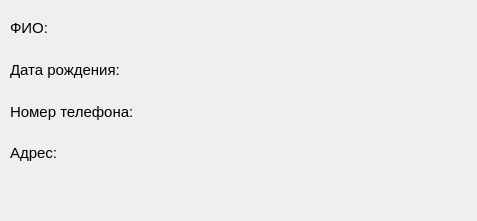
First picture: the form in ui/specialist.ui, repository flexyw1be/DentalProject, before the edit.
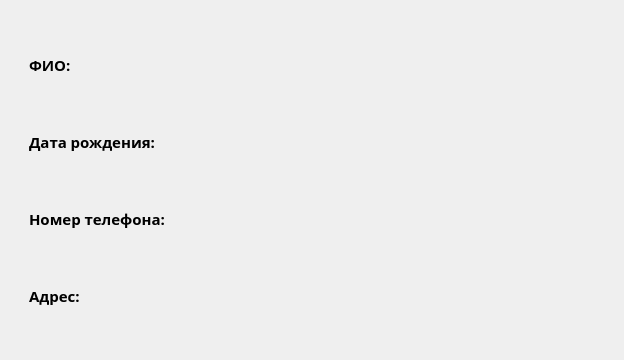
Second picture: the form after the edit.

Diff of the .ui file:
```diff
--- a/ui/specialist.ui
+++ b/ui/specialist.ui
@@ -6,62 +6,43 @@
    <rect>
     <x>0</x>
     <y>0</y>
-    <width>477</width>
-    <height>221</height>
+    <width>624</width>
+    <height>360</height>
    </rect>
   </property>
   <property name="windowTitle">
    <string>MainWindow</string>
   </property>
   <widget class="QWidget" name="centralwidget">
-   <widget class="QWidget" name="gridLayoutWidget">
-    <property name="geometry">
-     <rect>
-      <x>10</x>
-      <y>10</y>
-      <width>441</width>
-      <height>161</height>
-     </rect>
-    </property>
+   <layout class="QGridLayout" name="gridLayout_2">
+    <item row="2" column="1">
+     <spacer name="verticalSpacer">
+      <property name="orientation">
+       <enum>Qt::Vertical</enum>
+      </property>
+      <property name="sizeType">
+       <enum>QSizePolicy::Fixed</enum>
+      </property>
+      <property name="sizeHint" stdset="0">
+       <size>
+        <width>20</width>
+        <height>20</height>
+       </size>
+      </property>
+     </spacer>
+    </item>
+    <item row="1" column="1">
     <layout class="QGridLayout" name="gridLayout">
-     <item row="1" column="0">
-      <layout class="QHBoxLayout" name="horizontalLayout_2">
-       <item>
-        <widget class="QLabel" name="label_3">
-         <property name="font">
-          <font>
-           <family>Segoe UI</family>
-           <pointsize>11</pointsize>
-          </font>
-         </property>
-         <property name="text">
-          <string>Дата рождения:</string>
-         </property>
-        </widget>
-       </item>
-       <item>
-        <widget class="QLabel" name="date_label">
-         <property name="font">
-          <font>
-           <family>Segoe UI</family>
-           <pointsize>11</pointsize>
-          </font>
-         </property>
-         <property name="text">
-          <string/>
-         </property>
-        </widget>
-       </item>
-      </layout>
-     </item>
      <item row="2" column="0">
       <layout class="QHBoxLayout" name="horizontalLayout_3">
        <item>
         <widget class="QLabel" name="label_4">
          <property name="font">
           <font>
-           <family>Segoe UI</family>
+            <family>Segoe UI Semibold</family>
            <pointsize>11</pointsize>
+            <weight>75</weight>
+            <bold>true</bold>
           </font>
          </property>
          <property name="text">
@@ -73,8 +54,10 @@
         <widget class="QLabel" name="number_label">
          <property name="font">
           <font>
-           <family>Segoe UI</family>
+            <family>Segoe UI Semibold</family>
            <pointsize>11</pointsize>
+            <weight>75</weight>
+            <bold>true</bold>
           </font>
          </property>
          <property name="text">
@@ -84,27 +67,31 @@
        </item>
       </layout>
      </item>
-     <item row="0" column="0">
-      <layout class="QHBoxLayout" name="horizontalLayout">
+      <item row="1" column="0">
+       <layout class="QHBoxLayout" name="horizontalLayout_2">
        <item>
-        <widget class="QLabel" name="label_2">
+         <widget class="QLabel" name="label_3">
          <property name="font">
           <font>
-           <family>Segoe UI</family>
+            <family>Segoe UI Semibold</family>
            <pointsize>11</pointsize>
+            <weight>75</weight>
+            <bold>true</bold>
           </font>
          </property>
          <property name="text">
-          <string>ФИО:</string>
+           <string>Дата рождения:</string>
          </property>
         </widget>
        </item>
        <item>
-        <widget class="QLabel" name="name_label">
+         <widget class="QLabel" name="date_label">
          <property name="font">
           <font>
-           <family>Segoe UI</family>
+            <family>Segoe UI Semibold</family>
            <pointsize>11</pointsize>
+            <weight>75</weight>
+            <bold>true</bold>
           </font>
          </property>
          <property name="text">
@@ -120,8 +107,10 @@
         <widget class="QLabel" name="label_5">
          <property name="font">
           <font>
-           <family>Segoe UI</family>
+            <family>Segoe UI Semibold</family>
            <pointsize>11</pointsize>
+            <weight>75</weight>
+            <bold>true</bold>
           </font>
          </property>
          <property name="text">
@@ -133,8 +122,10 @@
         <widget class="QLabel" name="adress_label">
          <property name="font">
           <font>
-           <family>Segoe UI</family>
+            <family>Segoe UI Semibold</family>
            <pointsize>11</pointsize>
+            <weight>75</weight>
+            <bold>true</bold>
           </font>
          </property>
          <property name="text">
@@ -144,8 +135,91 @@
        </item>
       </layout>
      </item>
-    </layout>
-   </widget>
+      <item row="0" column="0">
+       <layout class="QHBoxLayout" name="horizontalLayout">
+        <item>
+         <widget class="QLabel" name="label_2">
+          <property name="font">
+           <font>
+            <family>Segoe UI Semibold</family>
+            <pointsize>11</pointsize>
+            <weight>75</weight>
+            <bold>true</bold>
+           </font>
+          </property>
+          <property name="text">
+           <string>ФИО:</string>
+          </property>
+         </widget>
+        </item>
+        <item>
+         <widget class="QLabel" name="name_label">
+          <property name="font">
+           <font>
+            <family>Segoe UI Semibold</family>
+            <pointsize>11</pointsize>
+            <weight>75</weight>
+            <bold>true</bold>
+           </font>
+          </property>
+          <property name="text">
+           <string/>
+          </property>
+         </widget>
+        </item>
+       </layout>
+      </item>
+     </layout>
+    </item>
+    <item row="0" column="1">
+     <spacer name="verticalSpacer_2">
+      <property name="orientation">
+       <enum>Qt::Vertical</enum>
+      </property>
+      <property name="sizeType">
+       <enum>QSizePolicy::Fixed</enum>
+      </property>
+      <property name="sizeHint" stdset="0">
+       <size>
+        <width>20</width>
+        <height>20</height>
+       </size>
+      </property>
+     </spacer>
+    </item>
+    <item row="1" column="0">
+     <spacer name="horizontalSpacer">
+      <property name="orientation">
+       <enum>Qt::Horizontal</enum>
+      </property>
+      <property name="sizeType">
+       <enum>QSizePolicy::Fixed</enum>
+      </property>
+      <property name="sizeHint" stdset="0">
+       <size>
+        <width>20</width>
+        <height>20</height>
+       </size>
+      </property>
+     </spacer>
+    </item>
+    <item row="1" column="2">
+     <spacer name="horizontalSpacer_2">
+      <property name="orientation">
+       <enum>Qt::Horizontal</enum>
+      </property>
+      <property name="sizeType">
+       <enum>QSizePolicy::Fixed</enum>
+      </property>
+      <property name="sizeHint" stdset="0">
+       <size>
+        <width>20</width>
+        <height>20</height>
+       </size>
+      </property>
+     </spacer>
+    </item>
+   </layout>
   </widget>
  </widget>
  <resources/>
```
Lines whose indentation alone changed are shown as unchanged.
